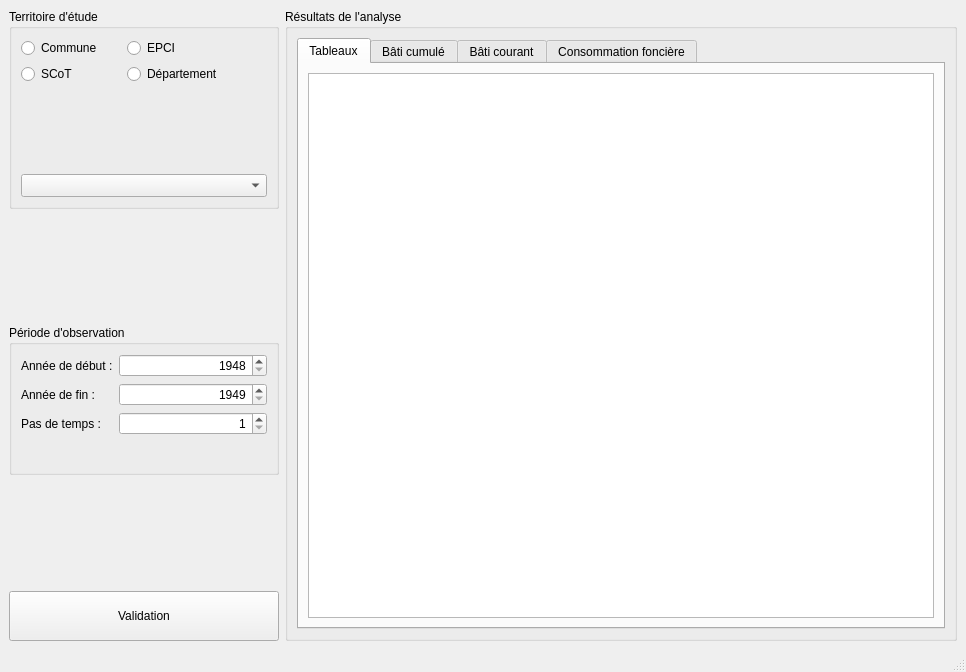
The window that fenetre_principale.ui (dasycarpum/pro_DDT_Observatoire_foncier) describes before a commit, drawn with Qt 5.
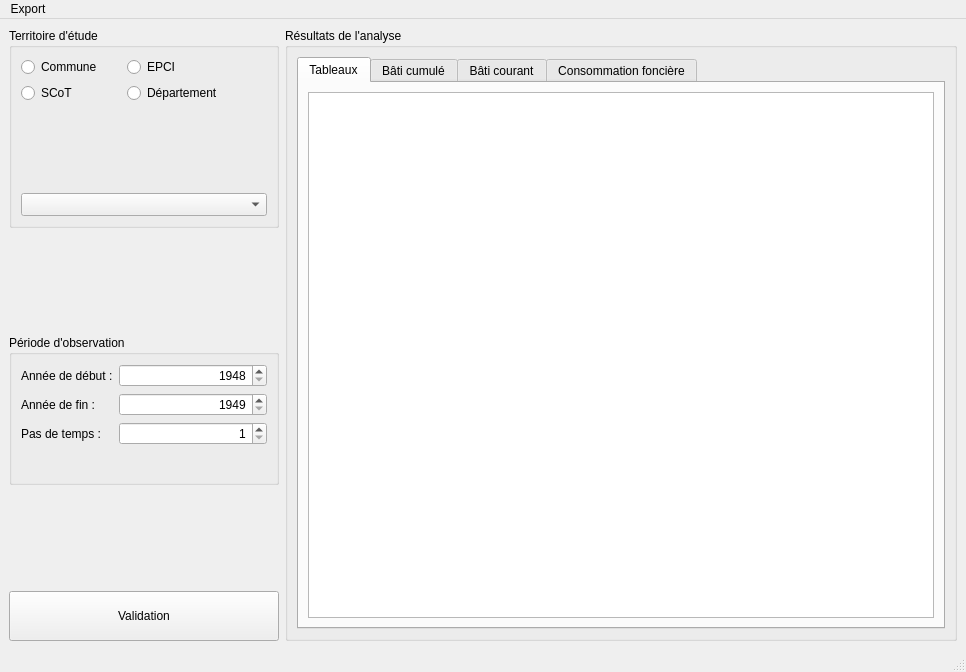
The same window after the commit.

Commit message:
Merged PR 50: Export : création des menus
Pour l'impression en pdf des tableaux et graphiques, et l'export en jpeg des seuls graphiques.

Related work items: #22

```diff
--- a/fenetre_principale.ui
+++ b/fenetre_principale.ui
@@ -354,6 +354,14 @@
      <height>21</height>
     </rect>
    </property>
+   <widget class="QMenu" name="menu_export">
+    <property name="title">
+     <string>Export</string>
+    </property>
+    <addaction name="action_imprimer_pdf"/>
+    <addaction name="action_exporter_jpeg"/>
+   </widget>
+   <addaction name="menu_export"/>
   </widget>
   <widget class="QStatusBar" name="statusbar"/>
  </widget>
```
Left out of the diff: 16 changed lines with no effect on the pictures. The commit also changes 2 other files.
